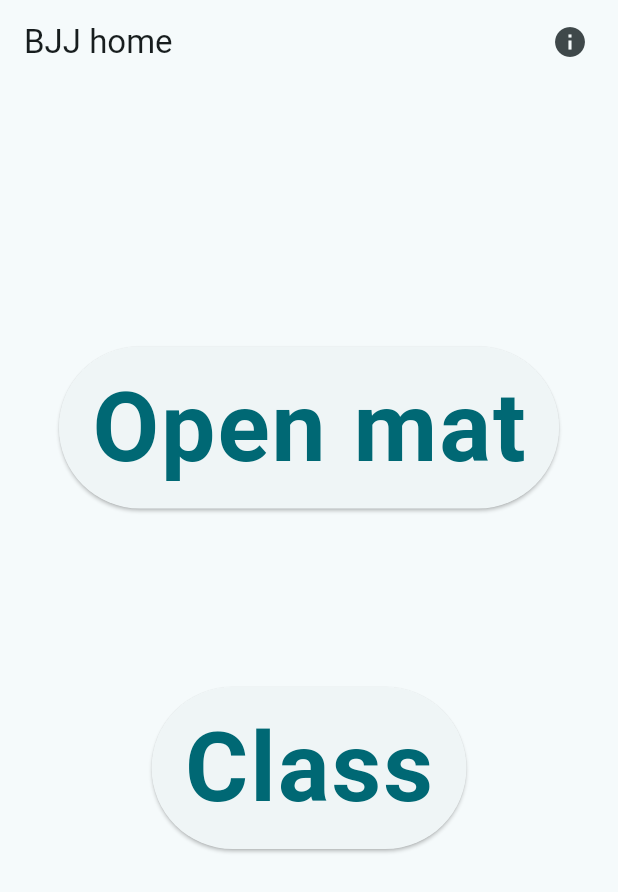
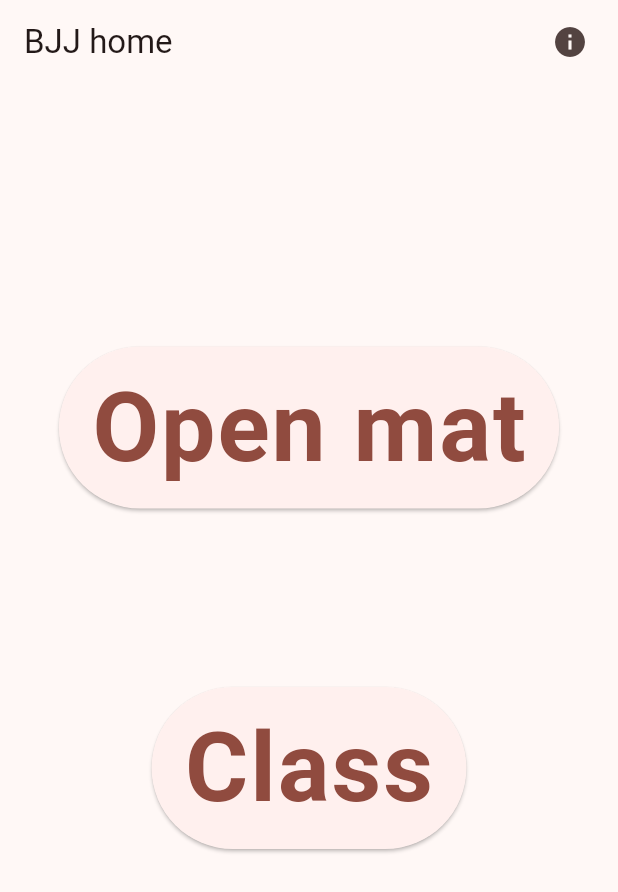
Before and after one commit to CYBERCRACK2/BJJ_timer, a Flutter app: the screen it shows after launch, on a phone screen of 412 x 824 dp. Shown: the top 892 px of the screen. Run offline on Flutter 3.47's test engine with Material 3 defaults, Android fonts, the phone set to English and light mode, and no system bars; our stand-ins replace audioplayers, riverpod_annotation, wakelock_plus; generated files the repository leaves out were written again; Roboto replaces fonts that are missing (Verdana).

Commit message:
- updated color - changed info widget source - added provider

```diff
--- a/lib/config/app_theme.dart
+++ b/lib/config/app_theme.dart
@@ -5,7 +5,7 @@ class AppTheme {
 
   AppTheme({required this.isDarkMode});
   // Define your seed colors here or pass them directly
-  static const Color _seedColor = Color(0xFFFFFFFF);
+  static const Color _seedColor = Color.fromARGB(255, 118, 4, 0);
 
   // Cambiar la fuente
   static const String fontFamilyName = 'Verdana';
--- a/lib/main.dart
+++ b/lib/main.dart
@@ -1,5 +1,5 @@
-import 'package:bjj_timer/features/home/absolute_home.dart';
-import 'package:bjj_timer/features/info/info.dart';
+import 'package:bjj_timer/features/home/screens/absolute_home.dart';
+import 'package:bjj_timer/features/home/screens/info.dart';
 import 'package:flutter/material.dart';
 import 'config/app_theme.dart';
 
--- a/pubspec.yaml
+++ b/pubspec.yaml
@@ -13,11 +13,17 @@ dependencies:
   flutter_launcher_icons: ^0.14.4
   google_fonts: ^8.0.1
   wakelock_plus: ^1.4.0
+  # riverpod
+  flutter_riverpod: ^3.2.1
+  riverpod_annotation: ^4.0.2
 
 dev_dependencies:
   flutter_test:
     sdk: flutter
   flutter_lints: ^6.0.0
+  # Riverpod
+  riverpod_generator: ^4.0.3
+  build_runner: "2.11.1"
 
 flutter:
   uses-material-design: true
```
Also changed, not shown: lib/features/timer/providers/timer_provider.dart (added, +11 -0 lines), lib/features/home/screens/absolute_home.dart (renamed from lib/features/home/absolute_home.dart), lib/features/home/screens/info.dart (renamed from lib/features/info/info.dart), lib/features/timer/providers/timer_provider.g.dart (added), pubspec.lock.
